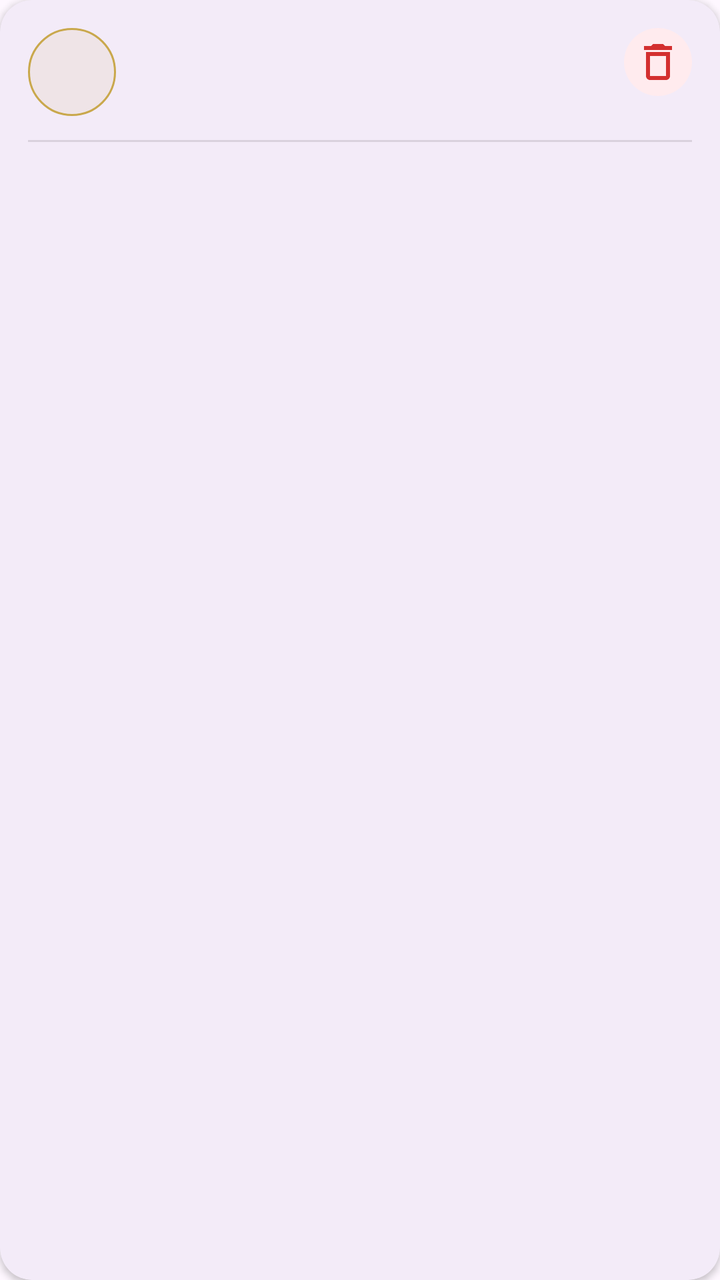
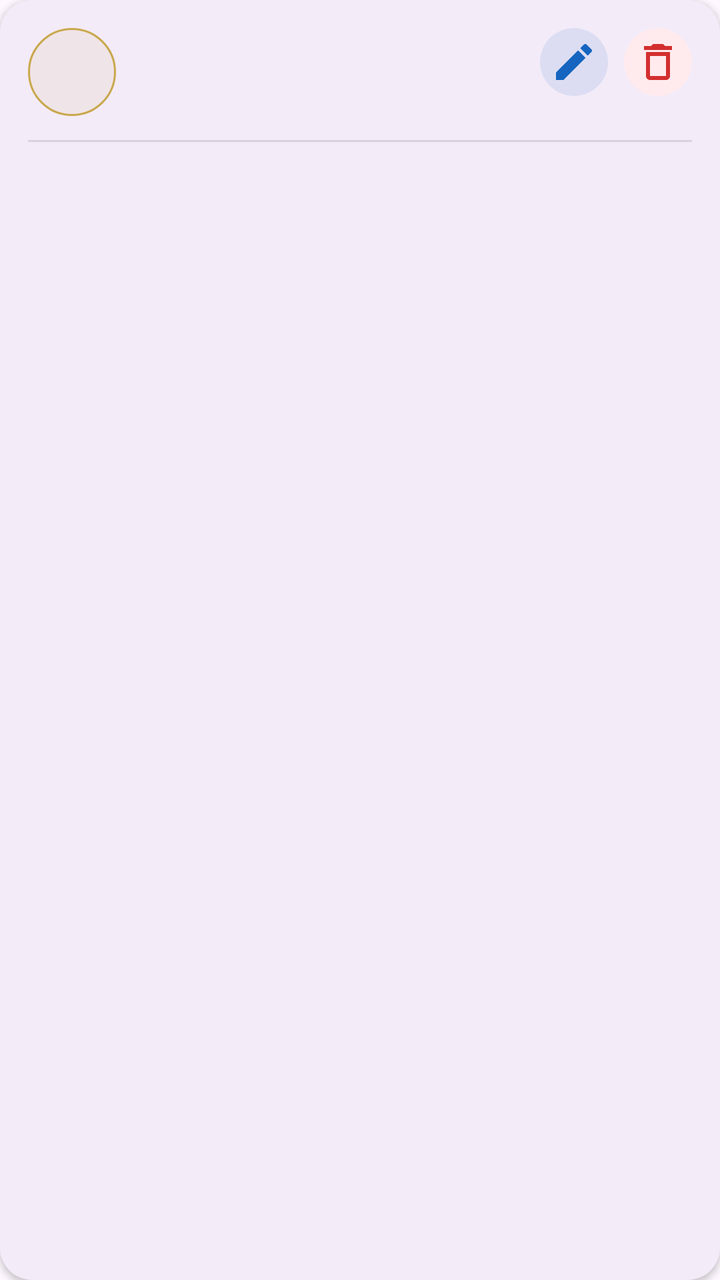

Screens rendered from an Android XML layout before and after an edit, with the pre-edit source and the edit as a unified diff.
<!-- AndroidManifest.xml: application theme Theme.Axios -->
<!-- res/layout/item_member.xml -->
<?xml version="1.0" encoding="utf-8"?>
<com.google.android.material.card.MaterialCardView
    xmlns:android="http://schemas.android.com/apk/res/android"
    xmlns:app="http://schemas.android.com/apk/res-auto"
    android:layout_width="match_parent"
    android:layout_height="wrap_content"
    android:layout_marginHorizontal="16dp"
    android:layout_marginTop="10dp"
    app:cardCornerRadius="16dp"
    app:cardElevation="2dp"
    app:strokeWidth="0dp"
    style="@style/Widget.Material3.CardView.Outlined">

    <androidx.constraintlayout.widget.ConstraintLayout
        android:layout_width="match_parent"
        android:layout_height="wrap_content"
        android:padding="14dp">


        <TextView
            android:id="@+id/memberAvatar"
            android:layout_width="44dp"
            android:layout_height="44dp"
            android:background="@drawable/avatar_bg"
            android:fontFamily="@font/playfair_display"
            android:gravity="center"
            android:textColor="@color/accent_gold"
            android:textSize="18sp"
            android:textStyle="bold"
            app:layout_constraintStart_toStartOf="parent"
            app:layout_constraintTop_toTopOf="parent" />

        <TextView
            android:id="@+id/memberName"
            android:layout_width="0dp"
            android:layout_height="wrap_content"
            android:layout_marginStart="12dp"
            android:layout_marginEnd="8dp"
            android:fontFamily="@font/playfair_display"
            android:textColor="?attr/colorOnSurface"
            android:textSize="16sp"
            android:textStyle="bold"
            app:layout_constraintEnd_toStartOf="@id/btnDeleteMember"
            app:layout_constraintStart_toEndOf="@id/memberAvatar"
            app:layout_constraintTop_toTopOf="@id/memberAvatar" />

        <TextView
            android:id="@+id/memberRollNo"
            android:layout_width="0dp"
            android:layout_height="wrap_content"
            android:layout_marginStart="12dp"
            android:layout_marginTop="2dp"
            android:fontFamily="sans-serif"
            android:textColor="?attr/colorOnSurfaceVariant"
            android:textSize="12sp"
            android:letterSpacing="0.05"
            app:layout_constraintEnd_toStartOf="@id/btnDeleteMember"
            app:layout_constraintStart_toEndOf="@id/memberAvatar"
            app:layout_constraintTop_toBottomOf="@id/memberName" />

        <ImageButton
            android:id="@+id/btnDeleteMember"
            android:layout_width="34dp"
            android:layout_height="34dp"
            android:background="@drawable/delete_btn_bg"
            android:contentDescription="Delete member"
            android:padding="7dp"
            android:src="@drawable/outline_delete_24"
            android:tint="@color/delete_red"
            app:layout_constraintEnd_toEndOf="parent"
            app:layout_constraintTop_toTopOf="parent" />
        <View
            android:id="@+id/memberDivider"
            android:layout_width="0dp"
            android:layout_height="1dp"
            android:layout_marginTop="12dp"
            android:alpha="0.12"
            android:background="?attr/colorOnSurface"
            app:layout_constraintEnd_toEndOf="parent"
            app:layout_constraintStart_toStartOf="parent"
            app:layout_constraintTop_toBottomOf="@id/memberAvatar" />


        <TextView
            android:id="@+id/memberContactInfo"
            android:layout_width="0dp"
            android:layout_height="wrap_content"
            android:layout_marginTop="10dp"
            android:drawablePadding="6dp"
            android:fontFamily="sans-serif"
            android:textColor="?attr/colorOnSurfaceVariant"
            android:textSize="13sp"
            app:layout_constraintBottom_toBottomOf="parent"
            app:layout_constraintEnd_toEndOf="parent"
            app:layout_constraintStart_toStartOf="parent"
            app:layout_constraintTop_toBottomOf="@id/memberDivider" />

    </androidx.constraintlayout.widget.ConstraintLayout>

</com.google.android.material.card.MaterialCardView>
<!-- resources referenced by this layout -->
<resources>
  <color name="accent_gold">#C9A84C</color>
  <color name="delete_red">#D32F2F</color>
  <!-- drawable avatar_bg (drawable) -->
  <?xml version="1.0" encoding="utf-8"?>
  <shape xmlns:android="http://schemas.android.com/apk/res/android">
      <solid android:color="@color/wing_chip_bg" />
      <stroke
          android:width="1dp"
          android:color="@color/accent_gold" />
      <corners android:radius="22dp" />
  </shape>
  <!-- drawable delete_btn_bg (drawable) -->
  <?xml version="1.0" encoding="utf-8"?>
  <ripple xmlns:android="http://schemas.android.com/apk/res/android"
      android:color="#40D32F2F">
      <item>
          <shape>
              <solid android:color="@color/delete_red_bg" />
              <corners android:radius="18dp" />
          </shape>
      </item>
  </ripple>
  <!-- drawable outline_delete_24 (drawable) -->
  <vector xmlns:android="http://schemas.android.com/apk/res/android"
      android:width="24dp"
      android:height="24dp"
      android:viewportWidth="24"
      android:viewportHeight="24"
      android:tint="?attr/colorControlNormal">
    <path
        android:fillColor="@android:color/white"
        android:pathData="M6,19c0,1.1 0.9,2 2,2h8c1.1,0 2,-0.9 2,-2V7H6v12zM8,9h8v10H8V9zM15.5,4l-1,-1h-5l-1,1H5v2h14V4z"/>
  </vector>
  <style name="Theme.Axios" parent="Base.Theme.Axios" />
  <color name="wing_chip_bg">#1AC9A84C</color>
  <color name="delete_red_bg">#FFEBEE</color>
  <style name="Base.Theme.Axios" parent="Theme.Material3.DayNight.NoActionBar">
          
          
      </style>
</resources>

<!-- the commit's change to res/layout/item_member.xml (unified diff, before → after) -->
@@ -5,7 +5,8 @@
     android:layout_width="match_parent"
     android:layout_height="wrap_content"
     android:layout_marginHorizontal="16dp"
-    android:layout_marginTop="10dp"
+    android:layout_marginTop="14dp"
+    android:layout_marginBottom="4dp"
     app:cardCornerRadius="16dp"
     app:cardElevation="2dp"
     app:strokeWidth="0dp"
@@ -15,7 +16,6 @@
         android:layout_width="match_parent"
         android:layout_height="wrap_content"
         android:padding="14dp">
-
 
         <TextView
             android:id="@+id/memberAvatar"
@@ -40,7 +40,7 @@
             android:textColor="?attr/colorOnSurface"
             android:textSize="16sp"
             android:textStyle="bold"
-            app:layout_constraintEnd_toStartOf="@id/btnDeleteMember"
+            app:layout_constraintEnd_toStartOf="@id/btnEditMember"
             app:layout_constraintStart_toEndOf="@id/memberAvatar"
             app:layout_constraintTop_toTopOf="@id/memberAvatar" />
 
@@ -54,9 +54,24 @@
             android:textColor="?attr/colorOnSurfaceVariant"
             android:textSize="12sp"
             android:letterSpacing="0.05"
-            app:layout_constraintEnd_toStartOf="@id/btnDeleteMember"
+            app:layout_constraintEnd_toStartOf="@id/btnEditMember"
             app:layout_constraintStart_toEndOf="@id/memberAvatar"
             app:layout_constraintTop_toBottomOf="@id/memberName" />
+
+
+        <ImageButton
+            android:id="@+id/btnEditMember"
+            android:layout_width="34dp"
+            android:layout_height="34dp"
+            android:layout_marginEnd="8dp"
+            android:background="@drawable/edit_btn_bg"
+            android:contentDescription="Edit member"
+            android:padding="7dp"
+            android:src="@drawable/outline_edit_24"
+            android:tint="#1565C0"
+            app:layout_constraintEnd_toStartOf="@id/btnDeleteMember"
+            app:layout_constraintTop_toTopOf="parent" />
+
 
         <ImageButton
             android:id="@+id/btnDeleteMember"
@@ -69,6 +84,7 @@
             android:tint="@color/delete_red"
             app:layout_constraintEnd_toEndOf="parent"
             app:layout_constraintTop_toTopOf="parent" />
+
         <View
             android:id="@+id/memberDivider"
             android:layout_width="0dp"
@@ -79,7 +95,6 @@
             app:layout_constraintEnd_toEndOf="parent"
             app:layout_constraintStart_toStartOf="parent"
             app:layout_constraintTop_toBottomOf="@id/memberAvatar" />
-
 
         <TextView
             android:id="@+id/memberContactInfo"
<!-- resource entries referenced after the edit -->
@@ -22,6 +22,17 @@
           </shape>
       </item>
   </ripple>
+  <!-- drawable edit_btn_bg (drawable) -->
+  <?xml version="1.0" encoding="utf-8"?>
+  <ripple xmlns:android="http://schemas.android.com/apk/res/android"
+      android:color="#401565C0">
+      <item>
+          <shape>
+              <solid android:color="#1A1565C0" />
+              <corners android:radius="18dp" />
+          </shape>
+      </item>
+  </ripple>
   <!-- drawable outline_delete_24 (drawable) -->
   <vector xmlns:android="http://schemas.android.com/apk/res/android"
       android:width="24dp"
@@ -33,6 +44,17 @@
         android:fillColor="@android:color/white"
         android:pathData="M6,19c0,1.1 0.9,2 2,2h8c1.1,0 2,-0.9 2,-2V7H6v12zM8,9h8v10H8V9zM15.5,4l-1,-1h-5l-1,1H5v2h14V4z"/>
   </vector>
+  <!-- drawable outline_edit_24 (drawable) -->
+  <?xml version="1.0" encoding="utf-8"?>
+  <vector xmlns:android="http://schemas.android.com/apk/res/android"
+      android:width="24dp"
+      android:height="24dp"
+      android:viewportWidth="24"
+      android:viewportHeight="24">
+      <path
+          android:fillColor="@android:color/white"
+          android:pathData="M3,17.25V21h3.75L17.81,9.94l-3.75,-3.75L3,17.25zM20.71,7.04c0.39,-0.39 0.39,-1.02 0,-1.41l-2.34,-2.34c-0.39,-0.39 -1.02,-0.39 -1.41,0l-1.83,1.83 3.75,3.75 1.83,-1.83z"/>
+  </vector>
   <style name="Theme.Axios" parent="Base.Theme.Axios" />
   <color name="wing_chip_bg">#1AC9A84C</color>
   <color name="delete_red_bg">#FFEBEE</color>
